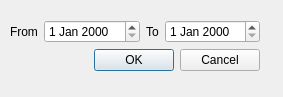
Qt form src/queryreportdialog.ui (dcj/cvstat) before a commit.
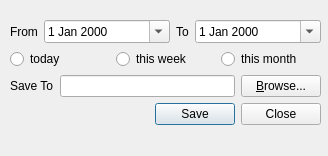
The same form after that commit.

Diff of the .ui file:
```diff
--- a/src/queryreportdialog.ui
+++ b/src/queryreportdialog.ui
@@ -6,20 +6,20 @@
    <rect>
     <x>0</x>
     <y>0</y>
-    <width>283</width>
-    <height>97</height>
+    <width>328</width>
+    <height>156</height>
    </rect>
   </property>
   <property name="windowTitle">
    <string>Input Report Paramters</string>
   </property>
-  <widget class="QWidget" name="">
+  <widget class="QWidget" name="layoutWidget">
    <property name="geometry">
     <rect>
      <x>10</x>
      <y>20</y>
-     <width>250</width>
-     <height>54</height>
+     <width>311</width>
+     <height>121</height>
     </rect>
    </property>
    <layout class="QVBoxLayout" name="verticalLayout">
@@ -49,6 +49,9 @@
           <verstretch>0</verstretch>
          </sizepolicy>
         </property>
+        <property name="calendarPopup">
+         <bool>true</bool>
+        </property>
        </widget>
       </item>
       <item>
@@ -72,6 +75,67 @@
           <verstretch>0</verstretch>
          </sizepolicy>
         </property>
+        <property name="calendarPopup">
+         <bool>true</bool>
+        </property>
+       </widget>
+      </item>
+     </layout>
+    </item>
+    <item>
+     <layout class="QHBoxLayout" name="horizontalLayout_3">
+      <item>
+       <widget class="QRadioButton" name="dateTodayButton">
+        <property name="sizePolicy">
+         <sizepolicy hsizetype="Minimum" vsizetype="Fixed">
+          <horstretch>0</horstretch>
+          <verstretch>0</verstretch>
+         </sizepolicy>
+        </property>
+        <property name="text">
+         <string>today</string>
+        </property>
+       </widget>
+      </item>
+      <item>
+       <widget class="QRadioButton" name="dateWeekButton">
+        <property name="text">
+         <string>this week</string>
+        </property>
+       </widget>
+      </item>
+      <item>
+       <widget class="QRadioButton" name="dateMonthButton">
+        <property name="text">
+         <string>this month</string>
+        </property>
+       </widget>
+      </item>
+     </layout>
+    </item>
+    <item>
+     <layout class="QHBoxLayout" name="horizontalLayout_2">
+      <item>
+       <widget class="QLabel" name="label_3">
+        <property name="sizePolicy">
+         <sizepolicy hsizetype="Minimum" vsizetype="Fixed">
+          <horstretch>0</horstretch>
+          <verstretch>0</verstretch>
+         </sizepolicy>
+        </property>
+        <property name="text">
+         <string>Save To</string>
+        </property>
+       </widget>
+      </item>
+      <item>
+       <widget class="QLineEdit" name="saveToEdit"/>
+      </item>
+      <item>
+       <widget class="QPushButton" name="browseSaveToButton">
+        <property name="text">
+         <string>&amp;Browse...</string>
+        </property>
        </widget>
       </item>
      </layout>
@@ -82,7 +146,7 @@
        <enum>Qt::Horizontal</enum>
       </property>
       <property name="standardButtons">
-       <set>QDialogButtonBox::Cancel|QDialogButtonBox::Ok</set>
+       <set>QDialogButtonBox::Close|QDialogButtonBox::Save</set>
       </property>
      </widget>
     </item>
```
